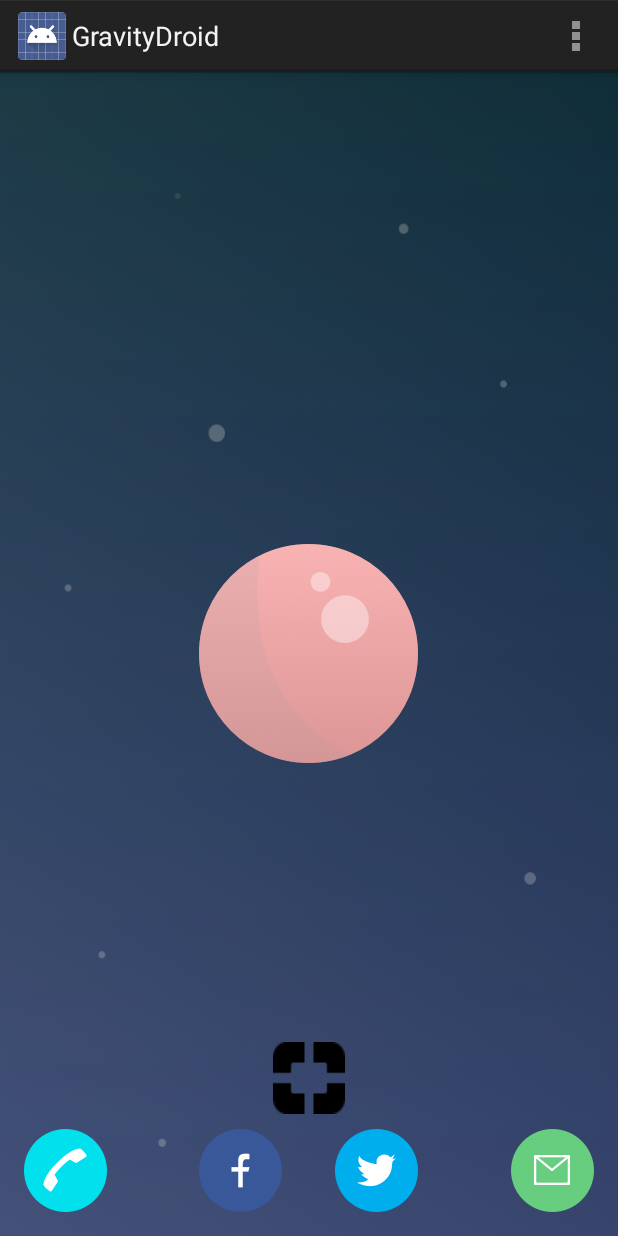
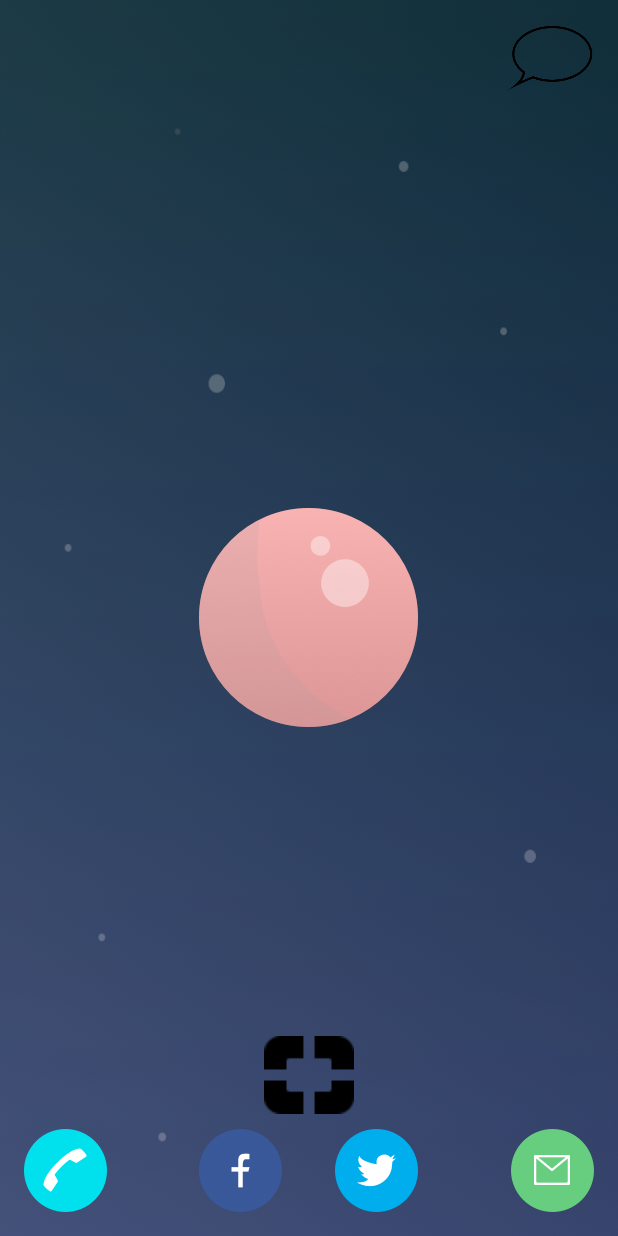
Before and after one commit to TravisWu/Gdroid, an Android app: the screen it shows after launch (main), on a phone screen of 412 x 824 dp. Run offline under Robolectric (Android 15) with nearby library versions, the phone set to English and light mode, and no system bars.

Commit message:
adding twilio
added button tweaks for xml and twilio code, not yet implemented and
tied to button

```diff
--- a/app/build.gradle
+++ b/app/build.gradle
@@ -23,4 +23,5 @@ dependencies {
     compile fileTree(dir: 'libs', include: ['*.jar'])
     compile files('build/libs/core-3.2.0.jar')
     compile files('build/Lib/core-3.2.0.jar')
+    compile files('/Users/traviswu/Desktop/Gdroid/.idea/twilio-java-sdk-3.7.2-SNAPSHOT.jar')
 }
--- a/app/src/main/AndroidManifest.xml
+++ b/app/src/main/AndroidManifest.xml
@@ -5,8 +5,7 @@
     <application
         android:allowBackup="true"
         android:icon="@drawable/ic_launcher"
-        android:label="@string/app_name"
-        android:theme="@style/AppTheme" >
+        android:theme="@android:style/Theme.NoTitleBar">
         <activity
             android:name=".main"
             android:label="@string/app_name" >
--- a/app/src/main/java/com/traviswu/gravitydroid/main.java
+++ b/app/src/main/java/com/traviswu/gravitydroid/main.java
@@ -2,19 +2,13 @@ package com.traviswu.gravitydroid;
 
 import android.app.Activity;
 import android.content.Intent;
-import android.graphics.Bitmap;
 import android.os.Bundle;
 import android.view.Menu;
 import android.view.MenuItem;
 import android.view.View;
 import android.widget.Button;
-import android.widget.ImageView;
+import android.widget.ImageButton;
 import android.widget.Toast;
-
-import com.google.zxing.BarcodeFormat;
-import com.google.zxing.WriterException;
-import com.traviswu.gravitydroid.IntentResult;
-import com.traviswu.gravitydroid.IntentIntegrator;
 
 public class main extends Activity {
 
@@ -52,7 +46,11 @@ public class main extends Activity {
                     }
                 }
         );
+    ImageButton buttonMessage = (ImageButton)findViewById(R.id.twilio);
+
     }
+
+
 
     public void scanQR(View v){
         IntentIntegrator scanIntegrator = new IntentIntegrator(this);
--- a/app/src/main/res/layout/activity_main.xml
+++ b/app/src/main/res/layout/activity_main.xml
@@ -10,6 +10,7 @@
     android:id="@+id/background"
     android:background="@drawable/background_converted">
 
+
     <Button
         android:layout_width="wrap_content"
         android:layout_height="wrap_content"
@@ -18,12 +19,15 @@
         android:layout_centerHorizontal="true"
         android:background="@drawable/planet_converted" />
 
-    <ImageView
-        android:layout_width="wrap_content"
-        android:layout_height="wrap_content"
-        android:id="@+id/qrCode"
-        android:layout_centerVertical="true"
-        android:layout_centerHorizontal="true"/>
+
+    <ImageButton
+        android:layout_width="60dp"
+        android:layout_height="45dp"
+        android:id="@+id/twilio"
+        android:layout_gravity="left|top"
+        android:background="@drawable/speech"
+        android:layout_alignParentTop="true"
+        android:layout_alignRight="@+id/frameLayout" />
 
     <Button
         style="?android:attr/buttonStyleSmall"
@@ -61,19 +65,24 @@
         android:layout_alignTop="@+id/buttonTwitter"
         android:layout_alignParentRight="true" />
 
+
     <FrameLayout
         android:layout_width="fill_parent"
         android:layout_height="fill_parent"
+        android:id="@+id/frameLayout"
         android:layout_centerVertical="true"
-        android:layout_alignParentRight="true">
+        android:layout_alignParentLeft="true">
 
-        <Button
-            style="?android:attr/buttonStyleSmall"
-            android:layout_width="wrap_content"
-            android:layout_height="wrap_content"
-            android:id="@+id/buttonGen"
+
+        <ImageView
+            android:layout_width="60dp"
+            android:layout_height="52dp"
+            android:id="@+id/qrCode"
             android:layout_gravity="center_horizontal|bottom"
             android:background="@drawable/pathh"
-            android:layout_marginBottom="65dp" />
+            android:layout_marginBottom="65dp"/>
+
+
+
     </FrameLayout>
 </RelativeLayout>
```
Also changed, not shown: app/src/main/java/com/traviswu/gravitydroid/SmsSender.java (added, +28 -0 lines), app/src/main/res/drawable-hdpi/ic_launcher2.png (renamed from app/src/main/res/drawable-hdpi/ic_launcher.png), app/src/main/res/drawable-hdpi/speech.png (added), 1 other file.
